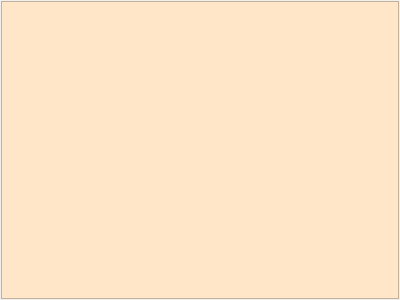
Old version of the form src/noteswindow.ui in the repository objarni/notes2.
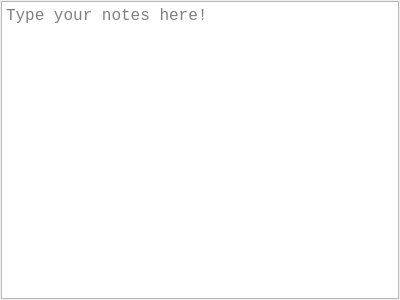
New version of the form. Icons and pictures are not drawn.

Commit message: remove semi transparency when nonfocused. style window differently

```diff
--- a/src/noteswindow.ui
+++ b/src/noteswindow.ui
@@ -10,6 +10,14 @@
     <height>300</height>
    </rect>
   </property>
+  <property name="font">
+   <font>
+    <family>Lucida Console</family>
+    <pointsize>16</pointsize>
+    <weight>50</weight>
+    <bold>false</bold>
+   </font>
+  </property>
   <property name="windowTitle">
    <string>Notes 2</string>
   </property>
@@ -20,6 +28,12 @@
   <property name="toolTip">
    <string>Drag here to move window</string>
   </property>
+  <property name="iconSize">
+   <size>
+    <width>0</width>
+    <height>0</height>
+   </size>
+  </property>
   <property name="toolButtonStyle">
    <enum>Qt::ToolButtonIconOnly</enum>
   </property>
@@ -39,9 +53,30 @@
     </property>
     <item row="0" column="0">
      <widget class="QTextEdit" name="textEdit">
-      <property name="styleSheet">
-       <string notr="true">background-color: rgb(255, 230, 200);
-font: 12pt &quot;Courier 10 Pitch&quot;;</string>
+      <property name="palette">
+       <palette>
+        <active/>
+        <inactive/>
+        <disabled/>
+       </palette>
+      </property>
+      <property name="font">
+       <font>
+        <family>Lucida Console</family>
+        <pointsize>12</pointsize>
+        <weight>50</weight>
+        <italic>false</italic>
+        <bold>false</bold>
+       </font>
+      </property>
+      <property name="cursor" stdset="0">
+       <cursorShape>IBeamCursor</cursorShape>
+      </property>
+      <property name="cursorWidth">
+       <number>3</number>
+      </property>
+      <property name="placeholderText">
+       <string>Type your notes here!</string>
       </property>
      </widget>
     </item>
```
The commit also changes 2 other files.
